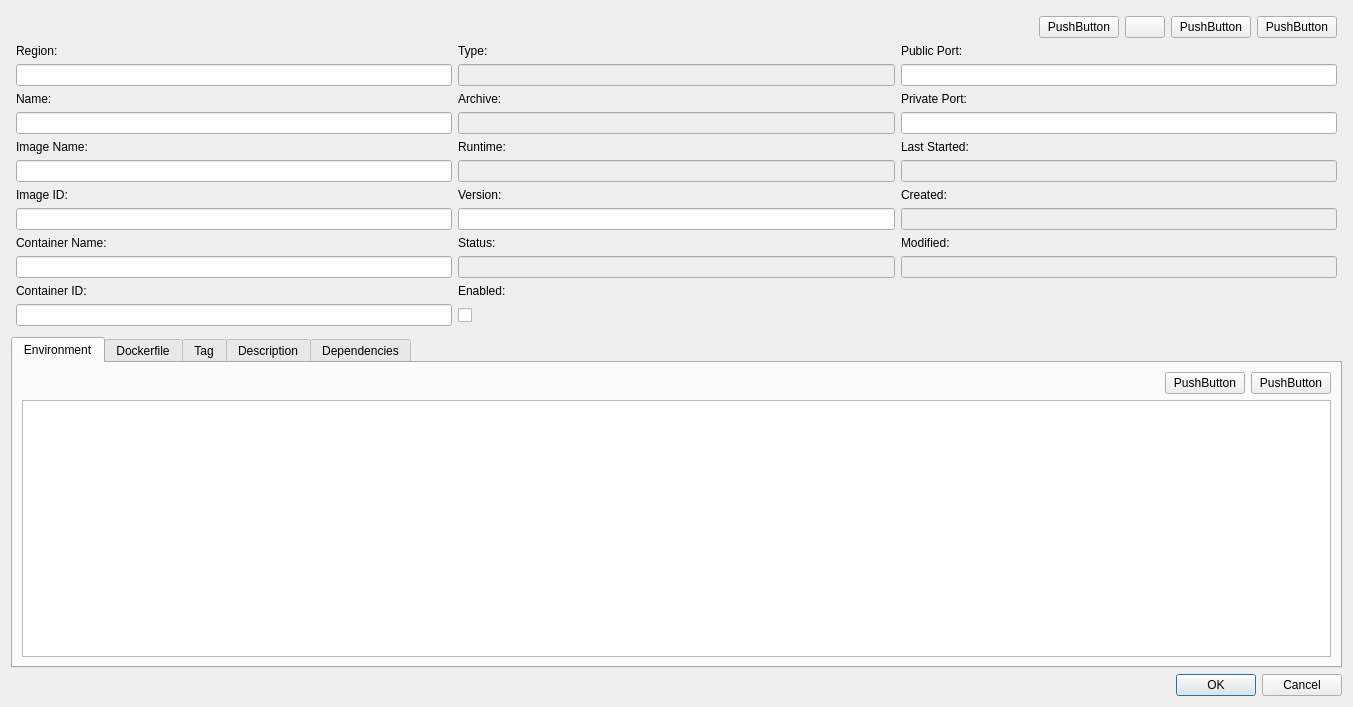
Qt form src/modules/application/ApplicationEditDialog.ui (jensvogt/awsmock-qt-ui) before a commit.
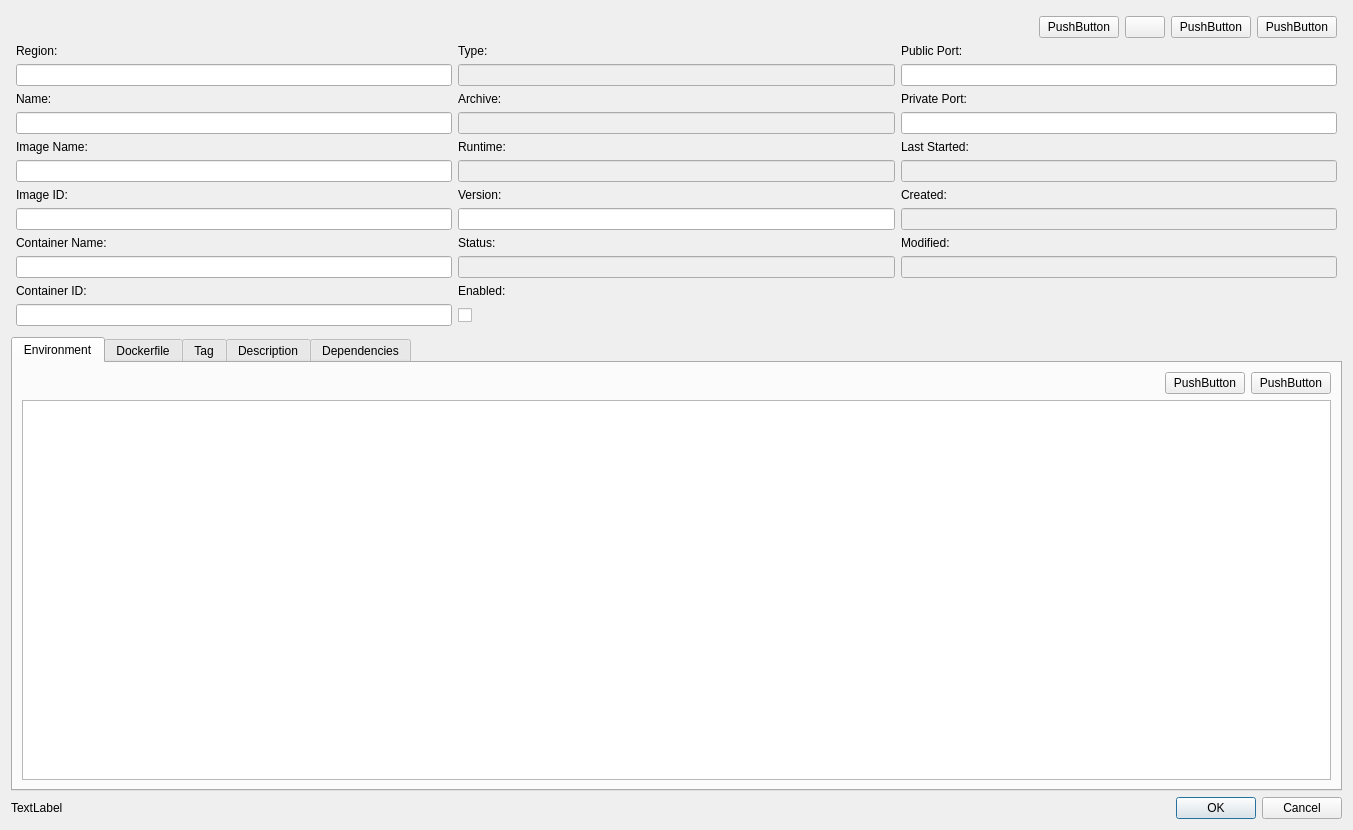
The same form after that commit. Custom widgets are drawn as their Qt base class.

Patch:
```diff
--- a/src/modules/application/ApplicationEditDialog.ui
+++ b/src/modules/application/ApplicationEditDialog.ui
@@ -7,7 +7,7 @@
     <x>0</x>
     <y>0</y>
     <width>1353</width>
-    <height>707</height>
+    <height>830</height>
    </rect>
   </property>
   <property name="windowTitle">
@@ -559,11 +559,25 @@
     </widget>
    </item>
    <item>
+    <layout class="QHBoxLayout" name="horizontalLayout_6" stretch="2,1">
+     <property name="topMargin">
+      <number>0</number>
+     </property>
+     <item>
+      <widget class="QLabel" name="lastUpdateLabel">
+       <property name="text">
+        <string>TextLabel</string>
+       </property>
+      </widget>
+     </item>
+     <item>
     <widget class="QDialogButtonBox" name="buttonBox">
      <property name="standardButtons">
       <set>QDialogButtonBox::StandardButton::Cancel|QDialogButtonBox::StandardButton::Ok</set>
      </property>
     </widget>
+     </item>
+    </layout>
    </item>
   </layout>
  </widget>
```
Lines whose indentation alone changed are shown as unchanged.
